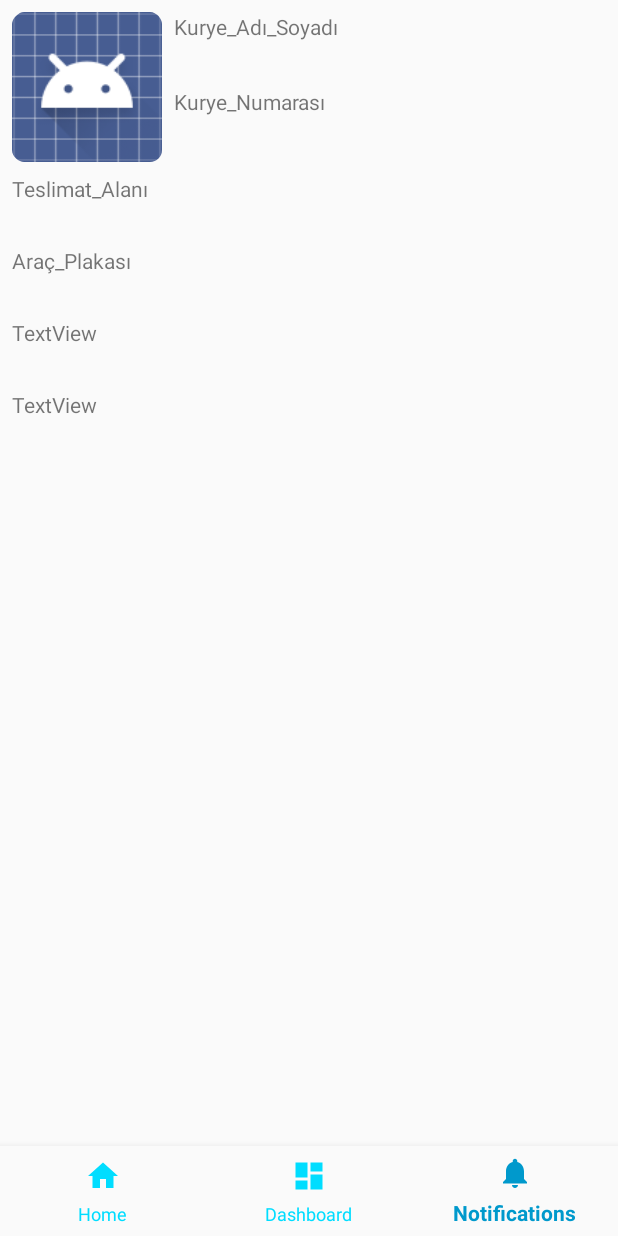
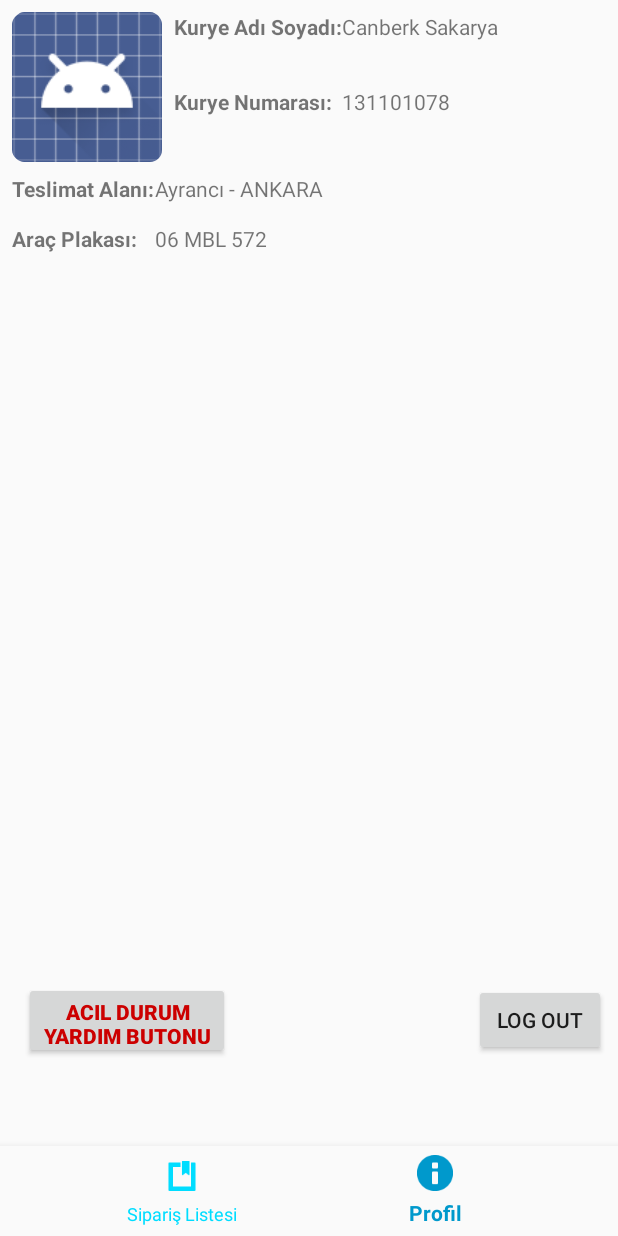
Before and after one commit to BurakDrg/Return, an Android app: the kurye_profil screen opened directly, with no data from a screen before it, on a phone screen of 412 x 824 dp. Run offline under Robolectric (Android 15) with nearby library versions, the phone set to English and light mode, and no system bars.

Commit message:
Last Major Update Before Final Presentation
-Added Log-Out button for Currier.
-Added Emergency Button fro Currier.
-Currier Profile Screen has been modified to be more easily understandable.
-Map has been set to be opened on top of the selected deliveries' marker.
-Bottom Navigation Bar has been updated: (Deleted the unused button in the Bottom Navigation Bar and changed the icons that are displayed on the Bottom Navigation Bar to be more understandable).
-Deleted one unused activity from the application.
-Set the marker so that when pressed the delivery address shows up.
-All used local variables are set to be compatible when remote data access is available in the future.

```diff
--- a/Return-canberk/kurye/app/src/main/AndroidManifest.xml
+++ b/Return-canberk/kurye/app/src/main/AndroidManifest.xml
@@ -32,7 +32,7 @@
         -->
         <meta-data
             android:name="com.google.android.geo.API_KEY"
-            android:value="************************************" />
+            android:value="*************************************" />
         <activity
             android:name=".Login"
             android:label="Return Kurye">
@@ -43,9 +43,6 @@
             </intent-filter>
 
         </activity>
-        <activity
-            android:name=".ana_sayfa"
-            android:label="@string/title_activity_ana_sayfa" />
         <activity
             android:name=".siparis_detay"
             android:label="@string/title_activity_siparis_detay" />
--- a/Return-canberk/kurye/app/src/main/java/com/example/canberk/kurye/kurye_profil.kt
+++ b/Return-canberk/kurye/app/src/main/java/com/example/canberk/kurye/kurye_profil.kt
@@ -5,7 +5,9 @@ import android.os.Bundle
 import android.support.design.widget.BottomNavigationView
 import android.support.v7.app.AppCompatActivity
 import android.view.View
+import android.widget.Button
 import android.widget.TextView
+import android.widget.Toast
 
 class kurye_profil : AppCompatActivity() {
 
@@ -17,8 +19,29 @@ class kurye_profil : AppCompatActivity() {
         val bottomNavigationView = findViewById<View>(R.id.navigation) as BottomNavigationView
 
         val menu = bottomNavigationView.menu
-        val menuItem = menu.getItem(2)
+        val menuItem = menu.getItem(1)
         menuItem.isChecked = true
+        val button = findViewById<Button>(R.id.logoutbutton)
+        button.setOnClickListener {
+            val intentlogout = Intent(this@kurye_profil, Login::class.java)
+            startActivity(intentlogout)
+        }
+        val button2 = findViewById<Button>(R.id.emergency)
+        button2.setOnClickListener {
+            Toast.makeText(this, "Acil Durum Sinyali Göderildi!", Toast.LENGTH_SHORT).show()
+        }
+        var kuryeData: Array<String> = arrayOf("Canberk Sakarya", "131101078", "Ayrancı - ANKARA", "06 MBL 572")
+        var textView = findViewById<TextView>(R.id.textView)
+        textView.text = kuryeData[0]
+        var textView2 = findViewById<TextView>(R.id.textView2)
+        textView2.text = kuryeData[1]
+        var textView7 = findViewById<TextView>(R.id.textView7)
+        textView7.text = kuryeData[2]
+        var textView8 = findViewById<TextView>(R.id.textView8)
+        textView8.text = kuryeData[3]
+
+        //Setting the text from the strings.xml file.
+        //textView.text = resources.getString(R.string.app_name)
 
         bottomNavigationView.setOnNavigationItemSelectedListener(BottomNavigationView.OnNavigationItemSelectedListener { menuItem ->
             when (menuItem.itemId) {
@@ -34,12 +57,6 @@ class kurye_profil : AppCompatActivity() {
                     startActivity(intent2)
                     return@OnNavigationItemSelectedListener true
                 }
-
-                R.id.navigation_home -> {
-                    val intent3 = Intent(this@kurye_profil, ana_sayfa::class.java)
-                    startActivity(intent3)
-                    return@OnNavigationItemSelectedListener true
-                }
             }
             false
         })
--- a/Return-canberk/kurye/app/src/main/res/layout/activity_kurye_profil.xml
+++ b/Return-canberk/kurye/app/src/main/res/layout/activity_kurye_profil.xml
@@ -34,63 +34,124 @@
         android:id="@+id/textView"
         android:layout_width="0dp"
         android:layout_height="50dp"
-        android:layout_marginStart="8dp"
         android:layout_marginTop="8dp"
         android:layout_marginEnd="8dp"
         android:text="Kurye_Adı_Soyadı"
         app:layout_constraintEnd_toEndOf="parent"
-        app:layout_constraintStart_toEndOf="@+id/imageView"
+        app:layout_constraintHorizontal_bias="0.0"
+        app:layout_constraintStart_toEndOf="@+id/textView17"
         app:layout_constraintTop_toTopOf="parent" />
 
     <TextView
         android:id="@+id/textView2"
         android:layout_width="0dp"
         android:layout_height="50dp"
-        android:layout_marginStart="8dp"
         android:layout_marginEnd="8dp"
         android:text="Kurye_Numarası"
         app:layout_constraintEnd_toEndOf="parent"
-        app:layout_constraintStart_toEndOf="@+id/imageView"
+        app:layout_constraintHorizontal_bias="0.0"
+        app:layout_constraintStart_toEndOf="@+id/textView18"
         app:layout_constraintTop_toBottomOf="@+id/textView" />
 
     <TextView
         android:id="@+id/textView3"
-        android:layout_width="150dp"
-        android:layout_height="40dp"
+        android:layout_width="95dp"
+        android:layout_height="25dp"
         android:layout_marginStart="8dp"
         android:layout_marginTop="8dp"
-        android:text="Teslimat_Alanı"
+        android:text="Teslimat Alanı:"
+        android:textStyle="bold"
         app:layout_constraintStart_toStartOf="parent"
         app:layout_constraintTop_toBottomOf="@+id/imageView" />
 
     <TextView
         android:id="@+id/textView6"
-        android:layout_width="150dp"
-        android:layout_height="40dp"
+        android:layout_width="95dp"
+        android:layout_height="25dp"
         android:layout_marginStart="8dp"
         android:layout_marginTop="8dp"
-        android:text="Araç_Plakası"
+        android:text="Araç Plakası:"
+        android:textSize="14sp"
+        android:textStyle="bold"
         app:layout_constraintStart_toStartOf="parent"
         app:layout_constraintTop_toBottomOf="@+id/textView3" />
 
+    <Button
+        android:id="@+id/logoutbutton"
+        android:layout_width="wrap_content"
+        android:layout_height="wrap_content"
+        android:layout_marginStart="8dp"
+        android:layout_marginEnd="8dp"
+        android:layout_marginBottom="60dp"
+        android:text="Log Out"
+        app:layout_constraintBottom_toTopOf="@+id/navigation"
+        app:layout_constraintEnd_toEndOf="parent"
+        app:layout_constraintHorizontal_bias="1.0"
+        app:layout_constraintStart_toStartOf="parent" />
+
+    <TextView
+        android:id="@+id/textView17"
+        android:layout_width="112dp"
+        android:layout_height="50dp"
+        android:layout_marginStart="8dp"
+        android:layout_marginTop="8dp"
+        android:layout_marginBottom="8dp"
+        android:text="Kurye Adı Soyadı:"
+        android:textStyle="bold"
+        app:layout_constraintBottom_toBottomOf="@+id/textView"
+        app:layout_constraintStart_toEndOf="@+id/imageView"
+        app:layout_constraintTop_toTopOf="parent"
+        app:layout_constraintVertical_bias="0.0" />
+
+    <TextView
+        android:id="@+id/textView18"
+        android:layout_width="112dp"
+        android:layout_height="50dp"
+        android:layout_marginStart="8dp"
+        android:text="Kurye Numarası:"
+        android:textStyle="bold"
+        app:layout_constraintStart_toEndOf="@+id/imageView"
+        app:layout_constraintTop_toBottomOf="@+id/textView17" />
+
     <TextView
         android:id="@+id/textView7"
-        android:layout_width="150dp"
-        android:layout_height="40dp"
-        android:layout_marginStart="8dp"
+        android:layout_width="0dp"
+        android:layout_height="25dp"
         android:layout_marginTop="8dp"
+        android:layout_marginEnd="8dp"
         android:text="TextView"
-        app:layout_constraintStart_toStartOf="parent"
-        app:layout_constraintTop_toBottomOf="@+id/textView6" />
+        app:layout_constraintEnd_toEndOf="parent"
+        app:layout_constraintHorizontal_bias="0.0"
+        app:layout_constraintStart_toEndOf="@+id/textView3"
+        app:layout_constraintTop_toBottomOf="@+id/textView2" />
 
     <TextView
         android:id="@+id/textView8"
-        android:layout_width="150dp"
-        android:layout_height="40dp"
-        android:layout_marginStart="8dp"
+        android:layout_width="0dp"
+        android:layout_height="25dp"
         android:layout_marginTop="8dp"
+        android:layout_marginEnd="8dp"
         android:text="TextView"
-        app:layout_constraintStart_toStartOf="parent"
+        android:textSize="14sp"
+        app:layout_constraintEnd_toEndOf="parent"
+        app:layout_constraintHorizontal_bias="0.0"
+        app:layout_constraintStart_toEndOf="@+id/textView6"
         app:layout_constraintTop_toBottomOf="@+id/textView7" />
 
+    <Button
+        android:id="@+id/emergency"
+        android:layout_width="137dp"
+        android:layout_height="51dp"
+        android:layout_marginStart="8dp"
+        android:layout_marginEnd="8dp"
+        android:text="Acil Durum Yardım Butonu"
+        android:textAlignment="center"
+        android:textColor="@android:color/holo_red_dark"
+        android:textStyle="bold"
+        app:layout_constraintBottom_toBottomOf="@+id/logoutbutton"
+        app:layout_constraintEnd_toStartOf="@+id/logoutbutton"
+        app:layout_constraintHorizontal_bias="0.049"
+        app:layout_constraintStart_toStartOf="parent"
+        app:layout_constraintTop_toTopOf="@+id/logoutbutton" />
+
 </android.support.constraint.ConstraintLayout>
--- a/Return-canberk/kurye/app/src/main/res/menu/navigation.xml
+++ b/Return-canberk/kurye/app/src/main/res/menu/navigation.xml
@@ -2,18 +2,13 @@
 <menu xmlns:android="http://schemas.android.com/apk/res/android">
 
     <item
-        android:id="@+id/navigation_home"
-        android:icon="@drawable/ic_home_black_24dp"
-        android:title="@string/title_home" />
-
-    <item
         android:id="@+id/navigation_dashboard"
-        android:icon="@drawable/ic_dashboard_black_24dp"
-        android:title="@string/title_dashboard" />
+        android:icon="@android:drawable/ic_input_get"
+        android:title="Sipariş Listesi" />
 
     <item
         android:id="@+id/navigation_notifications"
-        android:icon="@drawable/ic_notifications_black_24dp"
-        android:title="@string/title_notifications" />
+        android:icon="@android:drawable/ic_dialog_info"
+        android:title="Profil" />
 
 </menu>
--- a/Return-canberk/kurye/build.gradle
+++ b/Return-canberk/kurye/build.gradle
@@ -8,7 +8,7 @@ buildscript {
         jcenter()
     }
     dependencies {
-        classpath 'com.android.tools.build:gradle:3.3.1'
+        classpath 'com.android.tools.build:gradle:3.3.2'
         classpath "org.jetbrains.kotlin:kotlin-gradle-plugin:$kotlin_version"
 
         // NOTE: Do not place your application dependencies here; they belong
```
Also changed, not shown: Return-canberk/kurye/app/src/main/java/com/example/canberk/kurye/ana_sayfa.kt (deleted, +0 -47 lines), Return-canberk/kurye/app/src/main/java/com/example/canberk/kurye/siparis_detay.kt (+172 -34 lines), Return-canberk/kurye/app/src/main/java/com/example/canberk/kurye/siparis_listesi.kt (+40 -16 lines), Return-canberk/kurye/app/src/main/res/layout/a_sayfa.xml (deleted, +0 -36 lines), Return-canberk/kurye/app/src/main/res/layout/s_detay.xml (+6 -13 lines), 2 other files.
